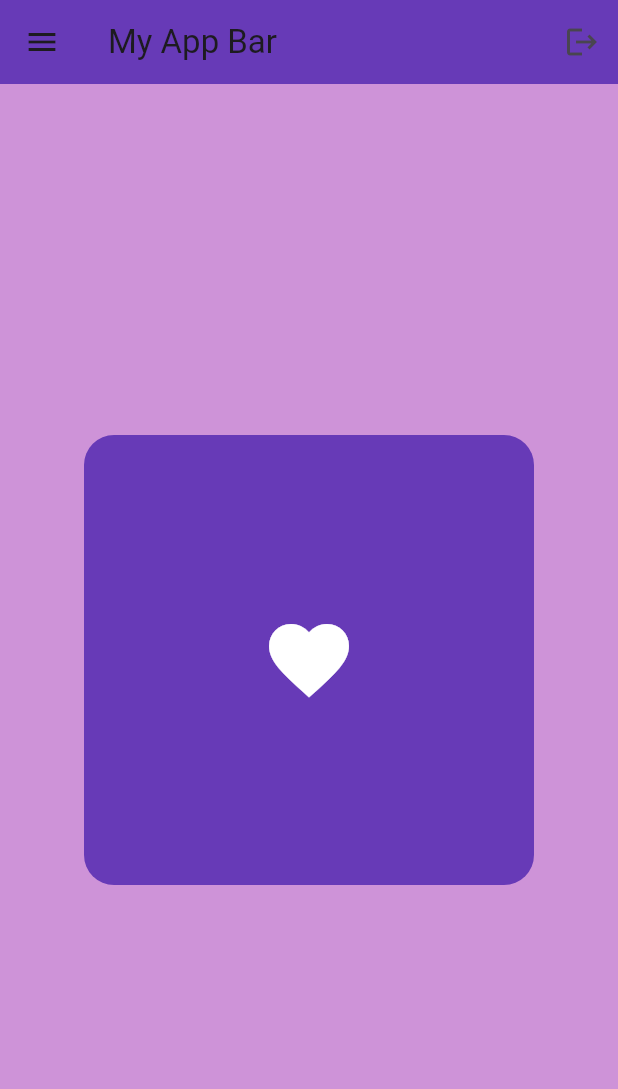
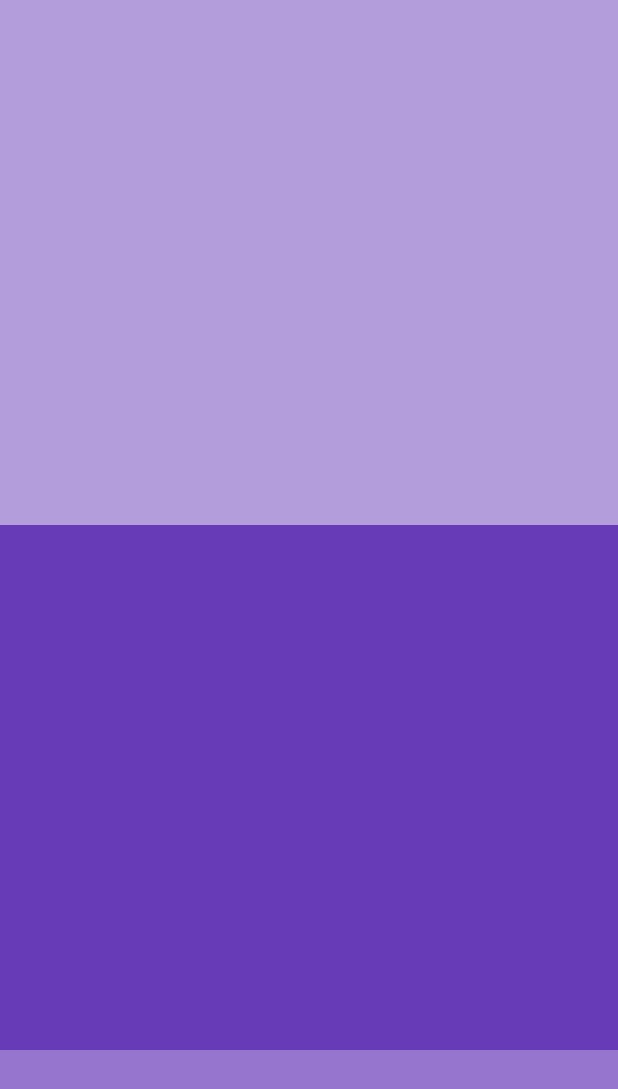
Before and after one commit to Shadislam1/flutter_Uiux, a Flutter app: the screen it shows after launch, on a phone screen of 412 x 824 dp. Shown: the top 1089 px of the screen. Run offline on Flutter 3.47's test engine with Material 3 defaults, Android fonts, the light colour scheme and no system bars.

Commit message:
scrolable container

```diff
--- a/flutter_uiux/lib/main.dart
+++ b/flutter_uiux/lib/main.dart
@@ -15,10 +15,10 @@ class MyApp extends StatelessWidget {
     return  MaterialApp(
       debugShowCheckedModeBanner: false,
       home: Scaffold(
-        backgroundColor: Colors.purple[200],
+        //backgroundColor: Colors.purple[200],
        //in this section  appbar menu we add icon using leading button
-       //more icon we use action[] the in action property
-        appBar: AppBar(
+       //more icon we use action[] the in action
+      /*  appBar: AppBar(
           backgroundColor: Colors.deepPurple,
           title: Text('My App Bar'),
           elevation: 0,
@@ -30,23 +30,27 @@ class MyApp extends StatelessWidget {
                ),
           ],
         ),
-        body: Center(
-          child: Container(
+        */
+        //list veiw is scrollable and much batter
+        body: ListView(
+          children: <Widget>[
+            Container(
+              color: Colors.deepPurple[200],
+              height: 350,
 
-            height: 300,
-            width: 300,
-            decoration: BoxDecoration(
-             color: Colors.deepPurple,
-             borderRadius: BorderRadius.circular(20.0),
-            ),
-            padding: EdgeInsets.all(25.0),
-            child: Icon(
-              Icons.favorite,
-              color: Colors.white,
-              size: 64,
             ),
 
+             Container(
+               color: Colors.deepPurple,
+               height: 350,
+
+             ),
+              Container(
+               color: Colors.deepPurple[300],
+               height: 350,
+
               ),
+          ]
           ),
 
         ),
```
